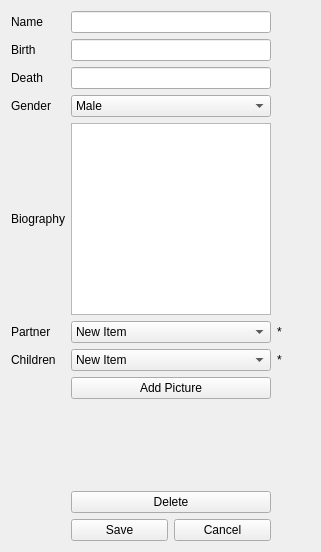
This is FamilyTree/src/gui/editpanel.ui in moumitahmad/Stammbaum as Qt 5 draws it before an edit. The edited form follows.
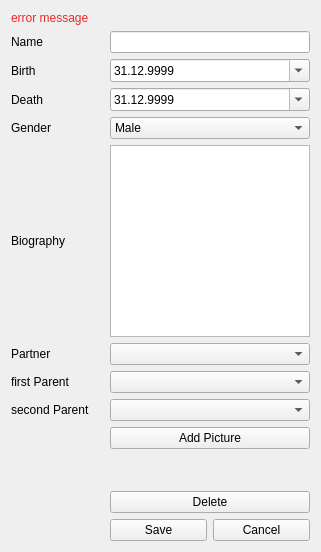
This is the edited form.

Patch:
```diff
--- a/FamilyTree/src/gui/editpanel.ui
+++ b/FamilyTree/src/gui/editpanel.ui
@@ -14,59 +14,70 @@
    <string>Form</string>
   </property>
   <layout class="QGridLayout" name="gridLayout">
-   <item row="0" column="0">
+   <item row="1" column="0">
     <layout class="QGridLayout" name="gridLayout_3">
-     <item row="6" column="2">
-      <widget class="QLabel" name="LabelAsterisk2">
-       <property name="text">
-        <string>*</string>
+     <item row="5" column="1">
+      <widget class="QDateEdit" name="ChoosenDeath">
+       <property name="dateTime">
+        <datetime>
+         <hour>0</hour>
+         <minute>0</minute>
+         <second>0</second>
+         <year>9999</year>
+         <month>12</month>
+         <day>31</day>
+        </datetime>
+       </property>
+       <property name="displayFormat">
+        <string>dd.MM.yyyy</string>
+       </property>
+       <property name="calendarPopup">
+        <bool>true</bool>
        </property>
       </widget>
      </item>
-     <item row="5" column="0">
+     <item row="8" column="0">
       <widget class="QLabel" name="label">
        <property name="text">
         <string>Partner</string>
        </property>
       </widget>
      </item>
-     <item row="2" column="1">
-      <widget class="QLineEdit" name="In_Death">
-       <property name="sizePolicy">
-        <sizepolicy hsizetype="Minimum" vsizetype="Fixed">
-         <horstretch>0</horstretch>
-         <verstretch>0</verstretch>
-        </sizepolicy>
-       </property>
-       <property name="minimumSize">
-        <size>
-         <width>200</width>
-         <height>0</height>
-        </size>
-       </property>
-       <property name="maximumSize">
-        <size>
-         <width>200</width>
-         <height>16777215</height>
-        </size>
-       </property>
-      </widget>
-     </item>
-     <item row="1" column="0">
+     <item row="3" column="0">
       <widget class="QLabel" name="LabelBirth">
        <property name="text">
         <string>Birth</string>
        </property>
       </widget>
      </item>
-     <item row="7" column="1">
+     <item row="11" column="1">
       <widget class="QPushButton" name="ButtonAddPicture">
        <property name="text">
         <string>Add Picture</string>
        </property>
       </widget>
      </item>
-     <item row="0" column="1">
+     <item row="3" column="1">
+      <widget class="QDateEdit" name="ChoosenBirth">
+       <property name="dateTime">
+        <datetime>
+         <hour>0</hour>
+         <minute>0</minute>
+         <second>0</second>
+         <year>9999</year>
+         <month>12</month>
+         <day>31</day>
+        </datetime>
+       </property>
+       <property name="displayFormat">
+        <string>dd.MM.yyyy</string>
+       </property>
+       <property name="calendarPopup">
+        <bool>true</bool>
+       </property>
+      </widget>
+     </item>
+     <item row="1" column="1">
       <widget class="QLineEdit" name="In_Name">
        <property name="sizePolicy">
         <sizepolicy hsizetype="Minimum" vsizetype="Fixed">
@@ -88,44 +99,37 @@
        </property>
       </widget>
      </item>
-     <item row="0" column="0">
+     <item row="1" column="0">
       <widget class="QLabel" name="LabelName">
        <property name="text">
         <string>Name</string>
        </property>
       </widget>
      </item>
-     <item row="6" column="0">
-      <widget class="QLabel" name="label_2">
+     <item row="9" column="0">
+      <widget class="QLabel" name="firstParentLabel">
        <property name="text">
-        <string>Children</string>
+        <string>first Parent</string>
        </property>
       </widget>
      </item>
-     <item row="5" column="2">
-      <widget class="QLabel" name="LabelAsterisk">
-       <property name="text">
-        <string>*</string>
-       </property>
-      </widget>
-     </item>
-     <item row="6" column="1">
-      <widget class="QComboBox" name="ChooseChildren">
+     <item row="9" column="1">
+      <widget class="QComboBox" name="In_FirstParent">
        <item>
         <property name="text">
-         <string>New Item</string>
+         <string/>
         </property>
        </item>
       </widget>
      </item>
-     <item row="2" column="0">
+     <item row="5" column="0">
       <widget class="QLabel" name="LabelDeath">
        <property name="text">
         <string>Death</string>
        </property>
       </widget>
      </item>
-     <item row="10" column="1">
+     <item row="14" column="1">
       <layout class="QHBoxLayout" name="horizontalLayout_3">
        <item>
         <widget class="QPushButton" name="ButtonSave">
@@ -143,45 +147,23 @@
        </item>
       </layout>
      </item>
-     <item row="5" column="1">
+     <item row="8" column="1">
       <widget class="QComboBox" name="ChoosePartner">
        <item>
         <property name="text">
-         <string>New Item</string>
+         <string/>
         </property>
        </item>
       </widget>
      </item>
-     <item row="1" column="1">
-      <widget class="QLineEdit" name="In_Birth">
-       <property name="sizePolicy">
-        <sizepolicy hsizetype="Minimum" vsizetype="Fixed">
-         <horstretch>0</horstretch>
-         <verstretch>0</verstretch>
-        </sizepolicy>
-       </property>
-       <property name="minimumSize">
-        <size>
-         <width>200</width>
-         <height>0</height>
-        </size>
-       </property>
-       <property name="maximumSize">
-        <size>
-         <width>200</width>
-         <height>16777215</height>
-        </size>
-       </property>
-      </widget>
-     </item>
-     <item row="4" column="0">
+     <item row="7" column="0">
       <widget class="QLabel" name="LabelBiography">
        <property name="text">
         <string>Biography</string>
        </property>
       </widget>
      </item>
-     <item row="8" column="1">
+     <item row="12" column="1">
       <spacer name="verticalSpacer">
        <property name="orientation">
         <enum>Qt::Vertical</enum>
@@ -194,7 +176,14 @@
        </property>
       </spacer>
      </item>
-     <item row="4" column="1">
+     <item row="13" column="1">
+      <widget class="QPushButton" name="ButtonDelete">
+       <property name="text">
+        <string>Delete</string>
+       </property>
+      </widget>
+     </item>
+     <item row="7" column="1">
       <widget class="QTextEdit" name="TextBiography">
        <property name="sizePolicy">
         <sizepolicy hsizetype="Minimum" vsizetype="Minimum">
@@ -216,14 +205,14 @@
        </property>
       </widget>
      </item>
-     <item row="3" column="0">
+     <item row="6" column="0">
       <widget class="QLabel" name="LabelGender">
        <property name="text">
         <string>Gender</string>
        </property>
       </widget>
      </item>
-     <item row="3" column="1">
+     <item row="6" column="1">
       <widget class="QComboBox" name="ChooseGender">
        <property name="sizePolicy">
         <sizepolicy hsizetype="Minimum" vsizetype="Fixed">
@@ -243,6 +232,9 @@
          <height>16777215</height>
         </size>
        </property>
+       <property name="currentText">
+        <string>Male</string>
+       </property>
        <item>
         <property name="text">
          <string>Male</string>
@@ -260,15 +252,25 @@
        </item>
       </widget>
      </item>
-     <item row="9" column="1">
-      <widget class="QPushButton" name="ButtonDelete">
+     <item row="10" column="0">
+      <widget class="QLabel" name="label_2">
        <property name="text">
-        <string>Delete</string>
+        <string>second Parent</string>
        </property>
       </widget>
      </item>
+     <item row="10" column="1">
+      <widget class="QComboBox" name="In_SecondParent"/>
+     </item>
     </layout>
    </item>
+   <item row="0" column="0">
+    <widget class="QLabel" name="ErrorMessage">
+     <property name="text">
+      <string>&lt;html&gt;&lt;head/&gt;&lt;body&gt;&lt;p&gt;&lt;span style=&quot; color:#ef2929;&quot;&gt;error message&lt;/span&gt;&lt;/p&gt;&lt;/body&gt;&lt;/html&gt;</string>
+     </property>
+    </widget>
+   </item>
   </layout>
  </widget>
  <resources/>
```
Left out of the diff: 5 changed lines with no effect on the pictures.
